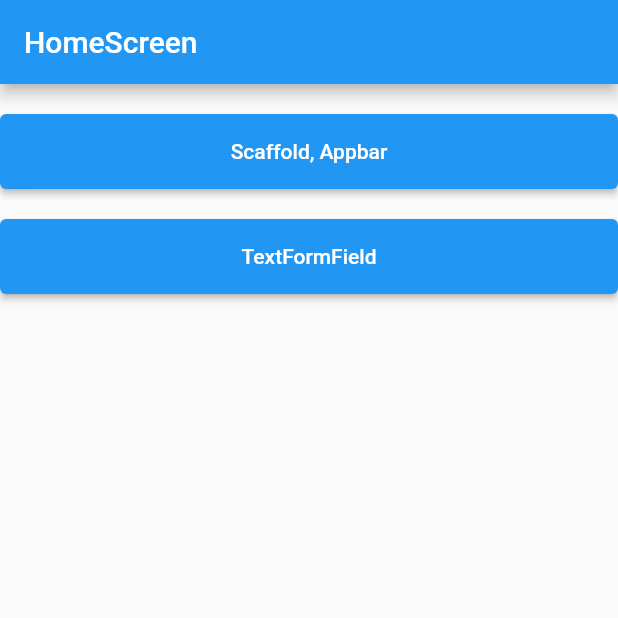
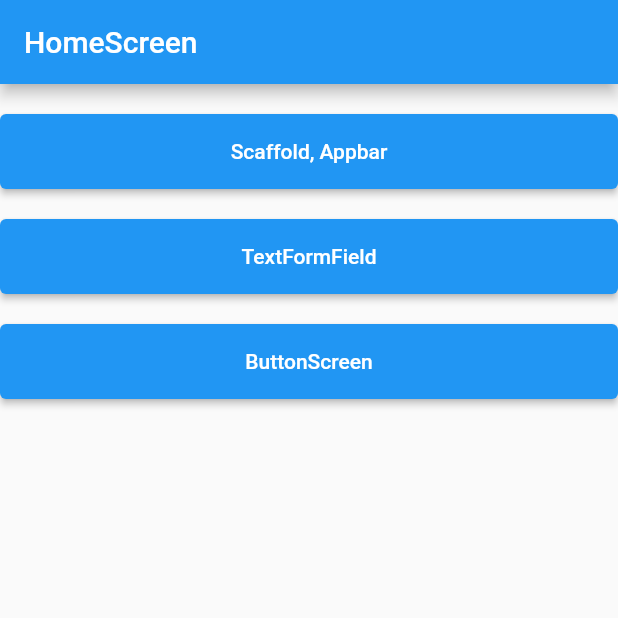
Before and after one commit to jinhan38/flutter_lecture_offline, a Flutter app: the screen it shows after launch, on a phone screen of 412 x 824 dp, the top half of it. Run offline on Flutter 3.47's test engine with Material 2 defaults, Android fonts, the phone set to English and light mode, and no system bars.

Commit message:
4주차 Button 시작

```diff
--- a/lib/home_screen.dart
+++ b/lib/home_screen.dart
@@ -7,6 +7,7 @@ import 'package:flutter/material.dart';
 import 'ch3/widgets/column_row_widget.dart';
 import 'ch3/widgets/column_widget.dart';
 import 'ch3/widgets/text_widget.dart';
+import 'ch4/button_screen.dart';
 
 /// 단축키 stl
 class HomeScreen extends StatelessWidget {
@@ -28,7 +29,12 @@ class HomeScreen extends StatelessWidget {
           button(
             context: context,
             text: "TextFormField",
-            page: TextFormFieldScreen(),
+            page: const TextFormFieldScreen(),
+          ),
+          button(
+            context: context,
+            text: "ButtonScreen",
+            page: const ButtonScreen(),
           ),
         ],
       ),
```
Also changed, not shown: lib/ch4/button_screen.dart (added, +49 -0 lines).
